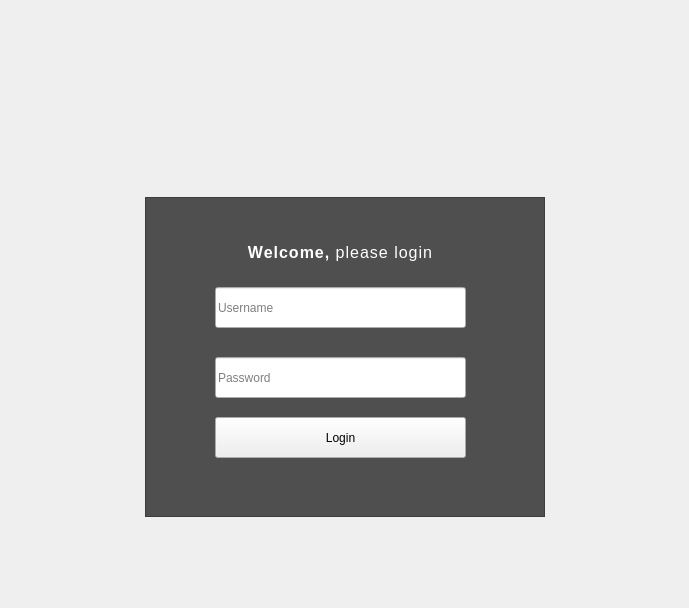
First picture: the form in ui/login.ui, repository HamzaMPSY/qt_app_mts, before the edit.
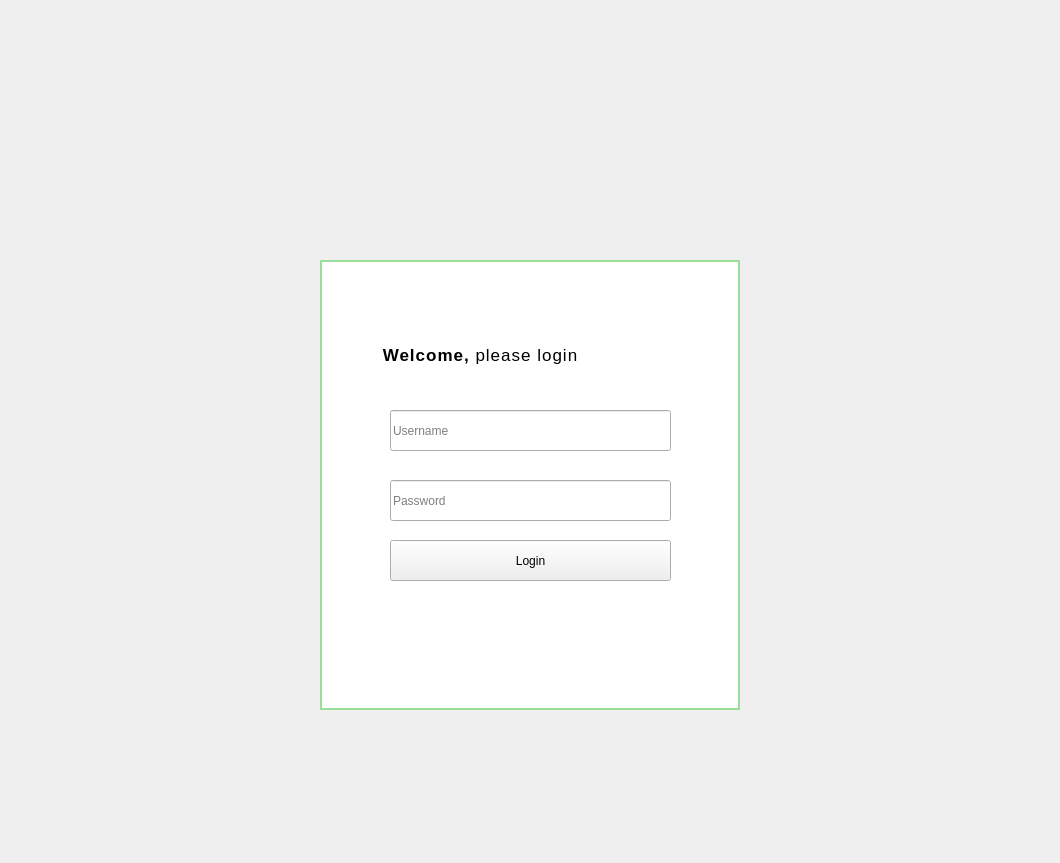
Second picture: the form after the edit. Icons and pictures are not drawn.

What changed in the file:
```diff
--- a/ui/login.ui
+++ b/ui/login.ui
@@ -6,8 +6,8 @@
    <rect>
     <x>0</x>
     <y>0</y>
-    <width>689</width>
-    <height>608</height>
+    <width>1060</width>
+    <height>863</height>
    </rect>
   </property>
   <property name="windowTitle">
@@ -67,13 +67,16 @@
      <widget class="QFrame" name="loginframe">
       <property name="minimumSize">
        <size>
-        <width>400</width>
-        <height>320</height>
+        <width>420</width>
+        <height>450</height>
        </size>
       </property>
       <property name="styleSheet">
        <string notr="true">#loginframe{
-	background: #4f4f4f;
+	background: #FFFFFF;
+	border: 2px solid red;
+border-color:  rgba(0, 170, 0,0.4);
+
 }</string>
       </property>
       <property name="frameShape">
@@ -86,8 +89,8 @@
        <property name="geometry">
         <rect>
          <x>70</x>
-         <y>90</y>
-         <width>251</width>
+         <y>150</y>
+         <width>281</width>
          <height>41</height>
         </rect>
        </property>
@@ -105,8 +108,8 @@
        <property name="geometry">
         <rect>
          <x>70</x>
-         <y>160</y>
-         <width>251</width>
+         <y>220</y>
+         <width>281</width>
          <height>41</height>
         </rect>
        </property>
@@ -127,8 +130,8 @@
        <property name="geometry">
         <rect>
          <x>70</x>
-         <y>220</y>
-         <width>251</width>
+         <y>280</y>
+         <width>281</width>
          <height>41</height>
         </rect>
        </property>
@@ -148,16 +151,16 @@
       <widget class="QLabel" name="welcom">
        <property name="geometry">
         <rect>
-         <x>70</x>
-         <y>30</y>
-         <width>251</width>
+         <x>20</x>
+         <y>70</y>
+         <width>281</width>
          <height>51</height>
         </rect>
        </property>
        <property name="styleSheet">
         <string notr="true">font: 14pt &quot;Myanmar Text&quot;;
-font-size: 16px;
-color: #fff;
+font-size: 17px;
+color: #000000;
 text-align: center;
 letter-spacing: 1px;</string>
        </property>
```
